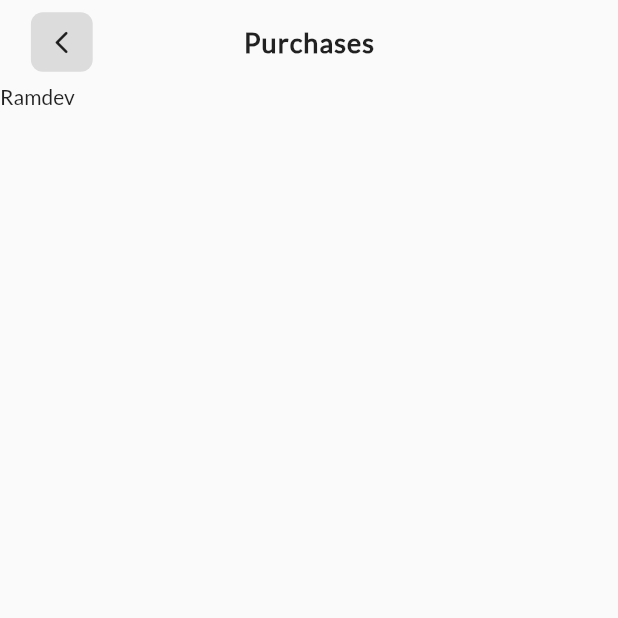
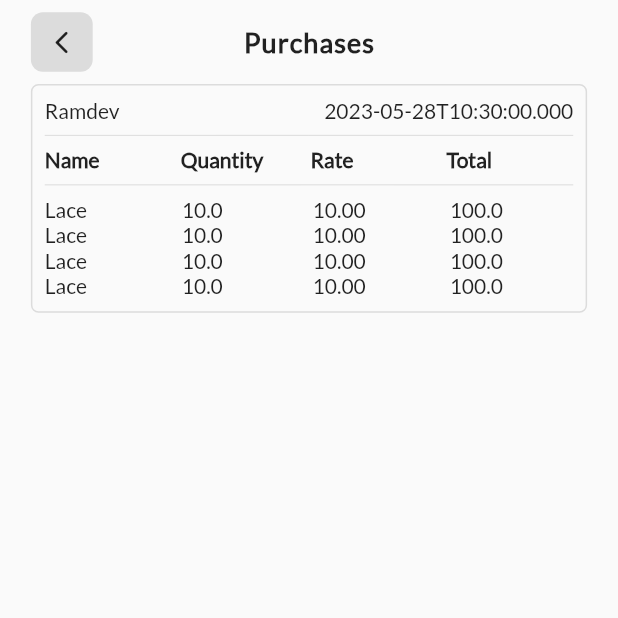
Before and after one commit to kumarabhiyadav/inventory-app, a Flutter app: the PurchaseScreen screen opened directly, on a phone screen of 412 x 824 dp, the top half of it. Run offline on Flutter 3.47's test engine with Material 2 defaults, Android fonts, the phone set to English and light mode, and no system bars; our stand-ins replace flutter_svg.

Commit message:
Working on purchase screen

```diff
--- a/lib/purchaseModule/models/purchase_model.dart
+++ b/lib/purchaseModule/models/purchase_model.dart
@@ -12,11 +12,13 @@ class PurchaseModel {
   double additionalCost;
   List<PurchaseSubproduct> subproducts;
   SupplierModel supplier;
+  DateTime date;
 
   PurchaseModel(
       {required this.additionalCost,
       required this.subproducts,
-      required this.supplier});
+      required this.supplier,
+      required this.date});
 }
 
 class SupplierModel {
--- a/lib/purchaseModule/providers/purchase_provider.dart
+++ b/lib/purchaseModule/providers/purchase_provider.dart
@@ -10,8 +10,21 @@ class PurchaseProvider with ChangeNotifier {
           PurchaseSubproduct(
               cost: 100.00,
               quantity: 10.0,
-              subProduct: SubProductModel(id: "1", name: "Lace"))
+              subProduct: SubProductModel(id: "1", name: "Lace")),
+          PurchaseSubproduct(
+              cost: 100.00,
+              quantity: 10.0,
+              subProduct: SubProductModel(id: "1", name: "Lace")),
+          PurchaseSubproduct(
+              cost: 100.00,
+              quantity: 10.0,
+              subProduct: SubProductModel(id: "1", name: "Lace")),
+          PurchaseSubproduct(
+              cost: 100.00,
+              quantity: 10.0,
+              subProduct: SubProductModel(id: "1", name: "Lace")),
         ],
-        supplier: SupplierModel(address: "Thane West", name: "Ramdev"))
+        supplier: SupplierModel(address: "Thane West", name: "Ramdev"),
+        date: DateTime.now())
   ];
 }
--- a/lib/purchaseModule/screens/purchase_screen.dart
+++ b/lib/purchaseModule/screens/purchase_screen.dart
@@ -14,6 +14,8 @@ class PurchaseScreen extends StatefulWidget {
 class _PurchaseScreenState extends State<PurchaseScreen> {
   @override
   Widget build(BuildContext context) {
+    final dW = MediaQuery.of(context).size.width;
+
     final List<PurchaseModel> purchases =
         Provider.of<PurchaseProvider>(context).purchase;
     return Scaffold(
@@ -21,8 +23,87 @@ class _PurchaseScreenState extends State<PurchaseScreen> {
       body: Column(
         children: [
           Container(
+            margin: EdgeInsets.symmetric(horizontal: dW * 0.05),
+            decoration: BoxDecoration(
+                border: Border.all(width: 1, color: Colors.black12),
+                borderRadius: BorderRadius.circular(5)),
+            padding: EdgeInsets.all(dW * 0.02),
             child: Column(
-              children: [Text(purchases[0].supplier.name)],
+              children: [
+                Row(
+                  mainAxisAlignment: MainAxisAlignment.spaceBetween,
+                  children: [
+                    SizedBox(child: Text(purchases[0].supplier.name)),
+                    Text(purchases[0].date.toIso8601String()),
+                  ],
+                ),
+                const Divider(),
+                Row(
+                  children: [
+                    SizedBox(
+                      width: dW * 0.22,
+                      child: const Text(
+                        'Name',
+                        style: TextStyle(fontWeight: FontWeight.w600),
+                      ),
+                    ),
+                    SizedBox(
+                      width: dW * 0.21,
+                      child: const Text(
+                        'Quantity',
+                        style: TextStyle(fontWeight: FontWeight.w600),
+                      ),
+                    ),
+                    SizedBox(
+                      width: dW * 0.22,
+                      child: const Text(
+                        'Rate',
+                        style: TextStyle(fontWeight: FontWeight.w600),
+                      ),
+                    ),
+                    SizedBox(
+                      width: dW * 0.2,
+                      child: const Text(
+                        'Total',
+                        style: TextStyle(fontWeight: FontWeight.w600),
+                      ),
+                    )
+                  ],
+                ),
+                Divider(),
+                ...purchases[0].subproducts.map(
+                      (subProduct) => Row(
+                        mainAxisAlignment: MainAxisAlignment.spaceBetween,
+                        children: [
+                          SizedBox(
+                            width: dW * 0.22,
+                            child: Text(
+                              subProduct.subProduct.name,
+                            ),
+                          ),
+                          SizedBox(
+                            width: dW * 0.21,
+                            child: Text(
+                              subProduct.quantity.toString(),
+                            ),
+                          ),
+                          SizedBox(
+                            width: dW * 0.22,
+                            child: Text(
+                              (subProduct.cost / subProduct.quantity)
+                                  .toStringAsFixed(2),
+                            ),
+                          ),
+                          SizedBox(
+                            width: dW * 0.2,
+                            child: Text(
+                              subProduct.cost.toString(),
+                            ),
+                          )
+                        ],
+                      ),
+                    ),
+              ],
             ),
           )
         ],
```
